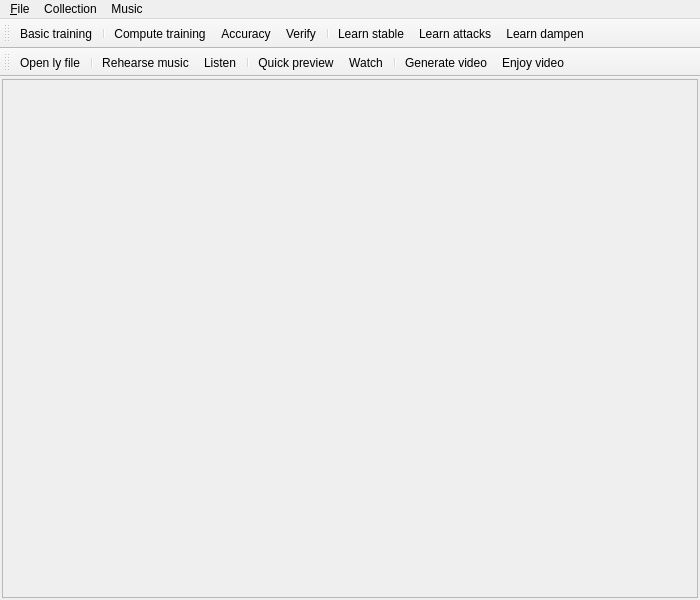
First picture: the form in python/vivi_mainwindow_gui.ui, repository gperciva/vivi, before the edit.
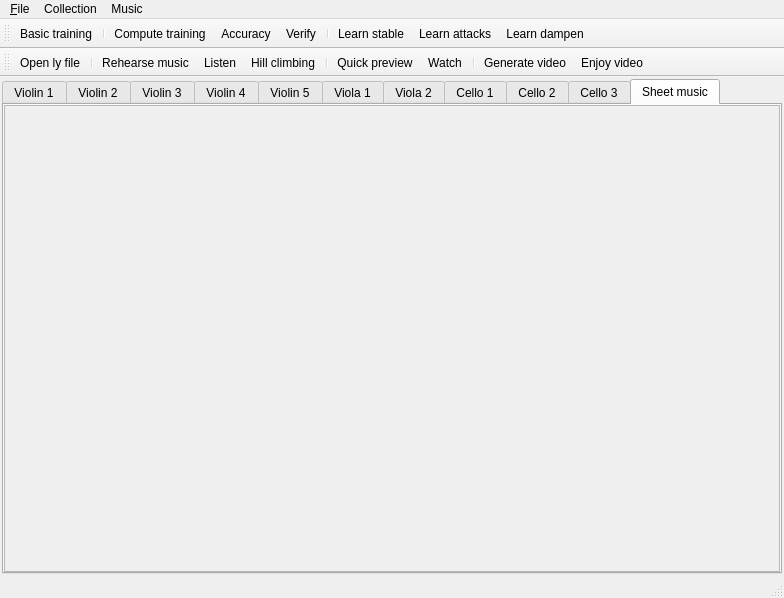
Second picture: the form after the edit. The open tabs and pages were chosen to show the change.

Diff of the .ui file:
```diff
--- a/python/vivi_mainwindow_gui.ui
+++ b/python/vivi_mainwindow_gui.ui
@@ -6,8 +6,8 @@
    <rect>
     <x>0</x>
     <y>0</y>
-    <width>700</width>
-    <height>600</height>
+    <width>784</width>
+    <height>598</height>
    </rect>
   </property>
   <property name="windowTitle">
@@ -22,38 +22,203 @@
      <number>2</number>
     </property>
     <item>
-     <layout class="QHBoxLayout" name="string_train_layout">
-      <property name="spacing">
-       <number>1</number>
+     <widget class="QTabWidget" name="tabWidget">
+      <property name="sizePolicy">
+       <sizepolicy hsizetype="Expanding" vsizetype="Minimum">
+        <horstretch>0</horstretch>
+        <verstretch>0</verstretch>
+       </sizepolicy>
       </property>
-      <property name="sizeConstraint">
-       <enum>QLayout::SetMinimumSize</enum>
+      <property name="currentIndex">
+       <number>0</number>
       </property>
-     </layout>
-    </item>
-    <item>
-     <widget class="QScrollArea" name="score_scroll_area">
-      <property name="minimumSize">
-       <size>
-        <width>0</width>
-        <height>50</height>
-       </size>
-      </property>
-      <property name="widgetResizable">
-       <bool>true</bool>
-      </property>
-      <widget class="QWidget" name="scrollAreaWidgetContents">
-       <property name="geometry">
-        <rect>
-         <x>0</x>
-         <y>0</y>
-         <width>694</width>
-         <height>507</height>
-        </rect>
+      <widget class="QWidget" name="violin_tab">
+       <attribute name="title">
+        <string>Violin 1</string>
+       </attribute>
+       <layout class="QVBoxLayout" name="verticalLayout_6">
+        <property name="spacing">
+         <number>0</number>
+        </property>
+        <property name="margin">
+         <number>0</number>
+        </property>
+       </layout>
+      </widget>
+      <widget class="QWidget" name="tab">
+       <attribute name="title">
+        <string>Violin 2</string>
+       </attribute>
+       <layout class="QVBoxLayout" name="verticalLayout_7">
+        <property name="spacing">
+         <number>0</number>
+        </property>
+        <property name="margin">
+         <number>0</number>
+        </property>
+       </layout>
+      </widget>
+      <widget class="QWidget" name="tab_2">
+       <attribute name="title">
+        <string>Violin 3</string>
+       </attribute>
+       <layout class="QVBoxLayout" name="verticalLayout_8">
+        <property name="spacing">
+         <number>0</number>
+        </property>
+        <property name="margin">
+         <number>0</number>
+        </property>
+       </layout>
+      </widget>
+      <widget class="QWidget" name="tab_3">
+       <attribute name="title">
+        <string>Violin 4</string>
+       </attribute>
+       <layout class="QVBoxLayout" name="verticalLayout_9">
+        <property name="spacing">
+         <number>0</number>
+        </property>
+        <property name="margin">
+         <number>0</number>
+        </property>
+       </layout>
+      </widget>
+      <widget class="QWidget" name="tab_4">
+       <attribute name="title">
+        <string>Violin 5</string>
+       </attribute>
+       <layout class="QVBoxLayout" name="verticalLayout_10">
+        <property name="spacing">
+         <number>0</number>
+        </property>
+        <property name="margin">
+         <number>0</number>
+        </property>
+       </layout>
+      </widget>
+      <widget class="QWidget" name="viola_tab">
+       <attribute name="title">
+        <string>Viola 1</string>
+       </attribute>
+       <layout class="QVBoxLayout" name="verticalLayout_4">
+        <property name="spacing">
+         <number>0</number>
+        </property>
+        <property name="margin">
+         <number>0</number>
+        </property>
+       </layout>
+      </widget>
+      <widget class="QWidget" name="tab_5">
+       <attribute name="title">
+        <string>Viola 2</string>
+       </attribute>
+       <layout class="QVBoxLayout" name="verticalLayout_11">
+        <property name="spacing">
+         <number>0</number>
+        </property>
+        <property name="margin">
+         <number>0</number>
+        </property>
+       </layout>
+      </widget>
+      <widget class="QWidget" name="cello_tab">
+       <attribute name="title">
+        <string>Cello 1</string>
+       </attribute>
+       <layout class="QVBoxLayout" name="verticalLayout_5">
+        <property name="spacing">
+         <number>0</number>
+        </property>
+        <property name="margin">
+         <number>0</number>
+        </property>
+       </layout>
+      </widget>
+      <widget class="QWidget" name="tab_6">
+       <attribute name="title">
+        <string>Cello 2</string>
+       </attribute>
+       <layout class="QVBoxLayout" name="verticalLayout_12">
+        <property name="spacing">
+         <number>0</number>
+        </property>
+        <property name="margin">
+         <number>0</number>
+        </property>
+       </layout>
+      </widget>
+      <widget class="QWidget" name="tab_7">
+       <attribute name="title">
+        <string>Cello 3</string>
+       </attribute>
+       <layout class="QVBoxLayout" name="verticalLayout_13">
+        <property name="spacing">
+         <number>0</number>
+        </property>
+        <property name="margin">
+         <number>0</number>
+        </property>
+       </layout>
+      </widget>
+      <widget class="QWidget" name="sheet_music_tab">
+       <property name="sizePolicy">
+        <sizepolicy hsizetype="Preferred" vsizetype="Minimum">
+         <horstretch>0</horstretch>
+         <verstretch>0</verstretch>
+        </sizepolicy>
        </property>
+       <attribute name="title">
+        <string>Sheet music</string>
+       </attribute>
+       <layout class="QVBoxLayout" name="vertical_layout_2">
+        <property name="spacing">
+         <number>0</number>
+        </property>
+        <property name="margin">
+         <number>0</number>
+        </property>
+        <item>
+         <widget class="QScrollArea" name="score_scroll_area">
+          <property name="sizePolicy">
+           <sizepolicy hsizetype="Expanding" vsizetype="Minimum">
+            <horstretch>0</horstretch>
+            <verstretch>0</verstretch>
+           </sizepolicy>
+          </property>
+          <property name="widgetResizable">
+           <bool>true</bool>
+          </property>
+          <widget class="QWidget" name="scrollAreaWidgetContents">
+           <property name="geometry">
+            <rect>
+             <x>0</x>
+             <y>0</y>
+             <width>772</width>
+             <height>221</height>
+            </rect>
+           </property>
+           <property name="sizePolicy">
+            <sizepolicy hsizetype="Preferred" vsizetype="Minimum">
+             <horstretch>0</horstretch>
+             <verstretch>0</verstretch>
+            </sizepolicy>
+           </property>
+          </widget>
+         </widget>
+        </item>
+       </layout>
       </widget>
      </widget>
     </item>
+    <item>
+     <layout class="QVBoxLayout" name="judge_layout">
+      <property name="spacing">
+       <number>0</number>
+      </property>
+     </layout>
+    </item>
    </layout>
   </widget>
   <widget class="QMenuBar" name="menubar">
@@ -61,8 +226,8 @@
     <rect>
      <x>0</x>
      <y>0</y>
-     <width>700</width>
-     <height>23</height>
+     <width>784</width>
+     <height>20</height>
     </rect>
    </property>
    <widget class="QMenu" name="menu_File">
@@ -93,6 +258,7 @@
     </property>
     <addaction name="actionRehearse"/>
     <addaction name="actionListen"/>
+    <addaction name="actionHill_climbing"/>
     <addaction name="separator"/>
     <addaction name="actionQuick_preview"/>
     <addaction name="actionWatch"/>
@@ -138,6 +304,7 @@
    <addaction name="separator"/>
    <addaction name="actionRehearse"/>
    <addaction name="actionListen"/>
+   <addaction name="actionHill_climbing"/>
    <addaction name="separator"/>
    <addaction name="actionQuick_preview"/>
    <addaction name="actionWatch"/>
@@ -145,6 +312,7 @@
    <addaction name="actionGenerate_video"/>
    <addaction name="actionEnjoy_video"/>
   </widget>
+  <widget class="QStatusBar" name="statusBar"/>
   <action name="action_Quit">
    <property name="text">
     <string>&amp;Quit</string>
@@ -276,6 +444,14 @@
     <string>J</string>
    </property>
   </action>
+  <action name="actionHill_climbing">
+   <property name="text">
+    <string>Hill climbing</string>
+   </property>
+   <property name="shortcut">
+    <string>H</string>
+   </property>
+  </action>
  </widget>
  <resources/>
  <connections>
```
